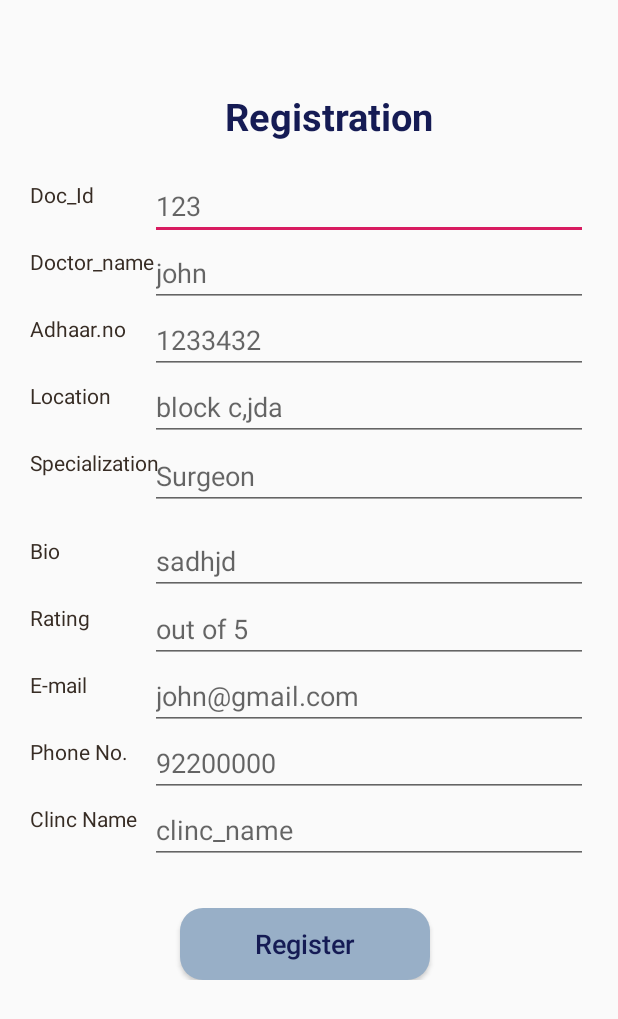
After one commit to iamgsomya/app, an Android app: the layout fragment_docregister.xml on its own in the app's theme, with its tools: preview values and no code run, on a phone screen of 412 x 824 dp. The commit adds this screen. Shown: the top 1019 px of the screen. Run offline under Robolectric (Android 15) with nearby library versions, the phone set to English and light mode, and no system bars.

Commit message:
doc xml done

```diff
--- a/app/src/main/java/org/docreg/app/Home.java
+++ b/app/src/main/java/org/docreg/app/Home.java
@@ -66,7 +66,10 @@ public class Home extends AppCompatActivity
             fragmentTransaction.replace(R.id.frag_container,new fronthome());
             fragmentTransaction.commit();
 
-        } else if (id == R.id. nav_oldregister ) {
+        } else if (id == R.id. nav_docregister ) {
+            FragmentTransaction fragmentTransaction = getSupportFragmentManager().beginTransaction();
+            fragmentTransaction.replace(R.id.frag_container,new docregister());
+            fragmentTransaction.commit();
         } else if (id == R.id. nav_setting ) {
         }
         else if(id == R.id.nav_logout)
--- /dev/null
+++ b/app/src/main/java/org/docreg/app/docregister.java
@@ -0,0 +1,50 @@
+package org.docreg.app;
+
+import android.content.Intent;
+import android.os.Bundle;
+import android.util.Log;
+import android.view.LayoutInflater;
+import android.view.View;
+import android.view.ViewGroup;
+import android.widget.Button;
+import android.widget.EditText;
+import android.widget.Toast;
+
+import androidx.annotation.NonNull;
+import androidx.annotation.Nullable;
+import androidx.fragment.app.Fragment;
+
+import com.android.volley.Request;
+import com.android.volley.RequestQueue;
+import com.android.volley.Response;
+import com.android.volley.VolleyError;
+import com.android.volley.toolbox.StringRequest;
+import com.android.volley.toolbox.Volley;
+
+import org.json.JSONObject;
+
+import java.util.HashMap;
+import java.util.Map;
+
+class docregister extends Fragment {
+    private EditText InputdocId,Inputdocname,Inputadhaar,Inputloc,Inputspec,Inputbio,Inputrating,Inputdocemail,Inputdocphone,Inputclinicname;
+    private Button RegisterButton;
+    RequestQueue queue;
+    public View onCreateView(@NonNull final LayoutInflater inflater, @Nullable final ViewGroup container, @Nullable Bundle savedInstanceState) {
+        View view = inflater.inflate(R.layout.fragment_docregister, container, false);
+        InputdocId=view.findViewById(R.id.Doc_id);
+        Inputdocname=view.findViewById(R.id.Docname_input);
+        Inputadhaar=view.findViewById(R.id.Doc_adhaar_input);
+        Inputloc=view.findViewById(R.id.Location_input);
+        Inputbio=view.findViewById(R.id.Bio_input);
+        Inputrating=view.findViewById(R.id.Rating_input);
+        Inputspec=view.findViewById(R.id.Spec_input);
+        Inputdocemail=view.findViewById(R.id.Docemail_input);
+        Inputdocphone=view.findViewById(R.id.Docphone_input);
+        Inputclinicname=view.findViewById(R.id.clinic_name_input);
+
+        RegisterButton=view.findViewById(R.id.Register_btn);
+         return view;
+
+    }
+}
--- /dev/null
+++ b/app/src/main/res/layout/fragment_docregister.xml
@@ -0,0 +1,269 @@
+<?xml version="1.0" encoding="utf-8"?>
+<FrameLayout xmlns:android="http://schemas.android.com/apk/res/android"
+    android:layout_width="match_parent"
+    android:layout_height="match_parent"
+    xmlns:tools="http://schemas.android.com/tools"
+    tools:context=".docregister">
+    <ScrollView
+        android:layout_width="match_parent"
+        android:layout_height="match_parent">
+
+    <RelativeLayout
+        android:layout_width="wrap_content"
+        android:layout_height="match_parent">
+    <TextView
+        android:id="@+id/Reg_screen"
+        android:layout_width="wrap_content"
+        android:layout_height="wrap_content"
+        android:layout_marginLeft="150dp"
+        android:layout_marginTop="60dp"
+        android:text="Registration"
+        android:textColor="@color/color_midblue"
+        android:textSize="25dp"
+        android:textStyle="bold" />
+
+    <TextView
+        android:id="@+id/Tdoc_id"
+        android:layout_width="wrap_content"
+        android:layout_height="wrap_content"
+        android:layout_below="@+id/Reg_screen"
+        android:layout_marginTop="25dp"
+        android:layout_marginLeft="20dp"
+        android:text="Doc_Id"
+        android:textColor="#372c24" />
+
+    <EditText
+        android:id="@+id/Doc_id"
+        android:layout_below="@id/Reg_screen"
+        android:layout_width="fill_parent"
+        android:layout_height="wrap_content"
+        android:layout_marginTop="20dp"
+        android:layout_marginLeft="100dp"
+        android:layout_marginBottom="20dp"
+        android:layout_marginRight="20dp"
+        android:singleLine="true"
+        android:hint="123"
+        android:inputType="number"/>
+    <TextView
+        android:id="@+id/TDocname_input"
+        android:layout_width="wrap_content"
+        android:layout_height="wrap_content"
+        android:layout_below="@+id/Tdoc_id"
+        android:layout_marginTop="25dp"
+        android:layout_marginLeft="20dp"
+        android:text="Doctor_name"
+        android:textColor="#372c24" />
+
+    <EditText
+        android:id="@+id/Docname_input"
+        android:layout_below="@id/Tdoc_id"
+        android:layout_width="fill_parent"
+        android:layout_height="wrap_content"
+        android:layout_marginTop="20dp"
+        android:layout_marginLeft="100dp"
+        android:layout_marginBottom="20dp"
+        android:layout_marginRight="20dp"
+        android:singleLine="true"
+        android:hint="john"
+        android:inputType="text"/>
+
+    <TextView
+        android:id="@+id/TDoc_adhaar_input"
+        android:layout_width="wrap_content"
+        android:layout_height="wrap_content"
+        android:layout_below="@+id/TDocname_input"
+        android:layout_marginTop="25dp"
+        android:layout_marginLeft="20dp"
+        android:text="Adhaar.no"
+        android:textColor="#372c24" />
+
+    <EditText
+        android:id="@+id/Doc_adhaar_input"
+        android:layout_below="@id/TDocname_input"
+        android:layout_width="fill_parent"
+        android:layout_height="wrap_content"
+        android:layout_marginTop="20dp"
+        android:layout_marginLeft="100dp"
+        android:layout_marginRight="20dp"
+        android:layout_marginBottom="20dp"
+        android:singleLine="true"
+        android:hint="1233432"
+        android:inputType="number"/>
+    <TextView
+        android:id="@+id/TLocation_input"
+        android:layout_width="wrap_content"
+        android:layout_height="wrap_content"
+        android:layout_below="@+id/TDoc_adhaar_input"
+        android:layout_marginTop="25dp"
+        android:layout_marginLeft="20dp"
+        android:text="Location"
+        android:textColor="#372c24" />
+
+    <EditText
+        android:id="@+id/Location_input"
+        android:layout_below="@id/TDoc_adhaar_input"
+        android:layout_width="fill_parent"
+        android:layout_height="wrap_content"
+        android:layout_marginTop="20dp"
+        android:layout_marginLeft="100dp"
+        android:layout_marginRight="20dp"
+        android:layout_marginBottom="20dp"
+        android:singleLine="true"
+        android:hint="block c,jda "
+        android:inputType="text"/>
+
+    <TextView
+        android:id="@+id/T_spec_input"
+        android:layout_width="wrap_content"
+        android:layout_height="wrap_content"
+        android:layout_below="@+id/TLocation_input"
+        android:layout_marginLeft="20dp"
+        android:layout_marginTop="25dp"
+        android:text="Specialization"
+        android:textColor="#372c24" />
+
+
+    <EditText
+        android:id="@+id/Spec_input"
+        android:layout_width="fill_parent"
+        android:layout_height="wrap_content"
+        android:layout_below="@id/TLocation_input"
+        android:layout_marginLeft="100dp"
+        android:layout_marginTop="21dp"
+        android:layout_marginRight="20dp"
+        android:hint="Surgeon"
+        android:inputType="text"
+        android:singleLine="true" />
+
+
+    <TextView
+        android:id="@+id/TBio_input"
+        android:layout_width="wrap_content"
+        android:layout_height="wrap_content"
+        android:layout_below="@+id/T_spec_input"
+        android:layout_marginLeft="20dp"
+        android:layout_marginTop="39dp"
+        android:text="Bio"
+        android:textColor="#372c24" />
+
+    <EditText
+        android:id="@+id/Bio_input"
+        android:layout_width="fill_parent"
+        android:layout_height="wrap_content"
+        android:layout_below="@id/T_spec_input"
+        android:layout_marginLeft="100dp"
+        android:layout_marginTop="33dp"
+        android:layout_marginRight="20dp"
+        android:hint="sadhjd"
+        android:inputType="text"
+        android:singleLine="true" />
+        <TextView
+            android:id="@+id/TRating_input"
+            android:layout_width="wrap_content"
+            android:layout_height="wrap_content"
+            android:layout_below="@+id/TBio_input"
+            android:layout_marginTop="25dp"
+            android:layout_marginLeft="20dp"
+            android:text="Rating"
+            android:textColor="#372c24" />
+
+        <EditText
+            android:id="@+id/Rating_input"
+            android:layout_below="@id/TBio_input"
+            android:layout_width="fill_parent"
+            android:layout_height="wrap_content"
+            android:layout_marginTop="20dp"
+            android:layout_marginLeft="100dp"
+            android:layout_marginRight="20dp"
+            android:layout_marginBottom="20dp"
+            android:singleLine="true"
+            android:hint="out of 5"
+            android:inputType="number"/>
+        <TextView
+            android:id="@+id/TDocemail_input"
+            android:layout_width="wrap_content"
+            android:layout_height="wrap_content"
+            android:layout_below="@+id/TRating_input"
+            android:layout_marginTop="25dp"
+            android:layout_marginLeft="20dp"
+            android:text="E-mail"
+            android:textColor="#372c24" />
+
+        <EditText
+            android:id="@+id/Docemail_input"
+            android:layout_below="@id/TRating_input"
+            android:layout_width="fill_parent"
+            android:layout_height="wrap_content"
+            android:layout_marginTop="20dp"
+            android:layout_marginLeft="100dp"
+            android:layout_marginRight="20dp"
+            android:layout_marginBottom="20dp"
+            android:singleLine="true"
+            android:hint="john@gmail.com"
+            android:inputType="textEmailAddress"/>
+        <TextView
+            android:id="@+id/TDocphone_input"
+            android:layout_width="wrap_content"
+            android:layout_height="wrap_content"
+            android:layout_below="@+id/TDocemail_input"
+            android:layout_marginTop="25dp"
+            android:layout_marginLeft="20dp"
+            android:text="Phone No."
+            android:textColor="#372c24" />
+
+        <EditText
+            android:id="@+id/Docphone_input"
+            android:layout_below="@id/TDocemail_input"
+            android:layout_width="fill_parent"
+            android:layout_height="wrap_content"
+            android:layout_marginTop="20dp"
+            android:layout_marginLeft="100dp"
+            android:layout_marginRight="20dp"
+            android:layout_marginBottom="20dp"
+            android:singleLine="true"
+            android:hint="92200000"
+            android:inputType="phone"/>
+        <TextView
+            android:id="@+id/Tclinc_name_input"
+            android:layout_width="wrap_content"
+            android:layout_height="wrap_content"
+            android:layout_below="@+id/TDocphone_input"
+            android:layout_marginTop="25dp"
+            android:layout_marginLeft="20dp"
+            android:text="Clinc Name"
+            android:textColor="#372c24" />
+
+        <EditText
+            android:id="@+id/clinic_name_input"
+            android:layout_below="@id/TDocphone_input"
+            android:layout_width="fill_parent"
+            android:layout_height="wrap_content"
+            android:layout_marginTop="20dp"
+            android:layout_marginLeft="100dp"
+            android:layout_marginRight="20dp"
+            android:layout_marginBottom="20dp"
+            android:singleLine="true"
+            android:hint="clinc_name"
+            android:inputType="text"/>
+
+
+
+    <Button
+        android:id="@+id/Doc_Register_btn"
+        android:layout_width="wrap_content"
+        android:layout_height="wrap_content"
+        android:layout_below="@id/Tclinc_name_input"
+        android:layout_marginTop="50dp"
+        android:layout_marginLeft="120dp"
+        android:layout_marginRight="30dp"
+        android:background="@drawable/buttons"
+        android:paddingLeft="50dp"
+        android:paddingRight="50dp"
+        android:textAllCaps="false"
+        android:textSize="18sp"
+        android:text="Register"
+        android:textColor="@color/color_midblue"/>
+    </RelativeLayout>
+</ScrollView>
+
+</FrameLayout>
--- a/app/src/main/res/menu/drawer_menu.xml
+++ b/app/src/main/res/menu/drawer_menu.xml
@@ -11,7 +11,7 @@
         <item android:id="@+id/nav_report"
             android:icon="@drawable/document_24dp"
             android:title="report"/>
-        <item android:id="@+id/nav_oldregister"
+        <item android:id="@+id/nav_docregister"
             android:icon="@drawable/register_24dp"
             android:title="new_doc"/>
         <item android:id="@+id/nav_setting"
```
